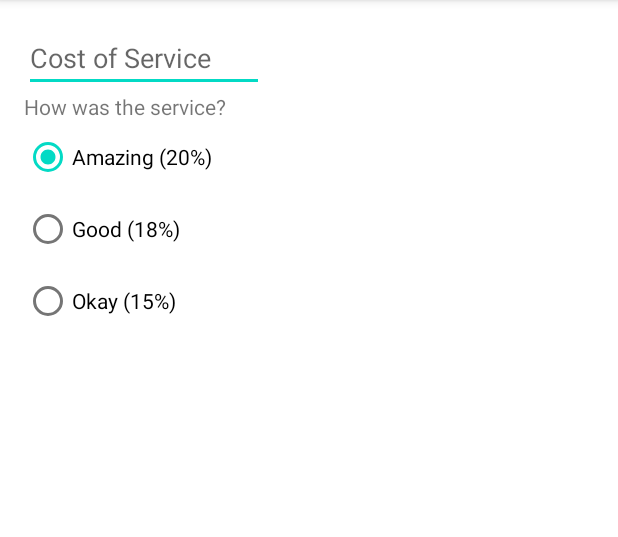
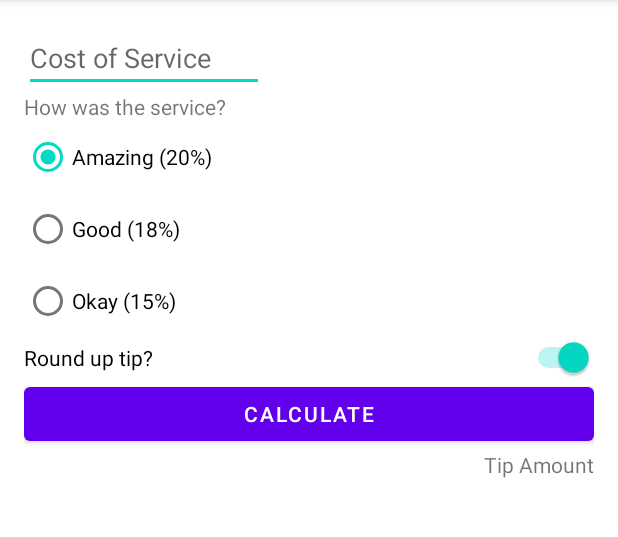
Before and after one commit to Fl0riaS/SM_Jakub_Znyk, an Android app: the screen it shows after launch (MainActivity), on a phone screen of 412 x 824 dp, the part 84-621 px from its top. Run offline under Robolectric (Android 15) with nearby library versions, the phone set to English and light mode, and no system bars.

Commit message:
lab06: Complete the rest of the layout

```diff
--- a/src/lab05/TipTime/app/src/main/res/layout/activity_main.xml
+++ b/src/lab05/TipTime/app/src/main/res/layout/activity_main.xml
@@ -25,6 +25,7 @@
         app:layout_constraintTop_toBottomOf="@id/cost_of_service" />
 
     <RadioGroup
+        android:id="@+id/tip_options"
         android:layout_width="wrap_content"
         android:layout_height="wrap_content"
         app:layout_constraintStart_toStartOf="parent"
@@ -49,7 +50,35 @@
             android:layout_height="wrap_content"
             android:text="Okay (15%)" />
 
-
     </RadioGroup>
 
+    <Switch
+        android:id="@+id/round_up_switch"
+        android:layout_width="0dp"
+        android:layout_height="wrap_content"
+        android:text="Round up tip?"
+        app:layout_constraintEnd_toEndOf="parent"
+        app:layout_constraintStart_toStartOf="@id/tip_options"
+        app:layout_constraintTop_toBottomOf="@id/tip_options"
+        android:checked="true" />
+
+    <Button
+        android:layout_width="0dp"
+        android:layout_height="wrap_content"
+        android:id="@+id/calculate_button"
+        android:text="Calculate"
+        app:layout_constraintTop_toBottomOf="@id/round_up_switch"
+        app:layout_constraintStart_toStartOf="parent"
+        app:layout_constraintEnd_toEndOf="parent" />
+
+    <TextView
+        android:id="@+id/tip_result"
+        android:layout_width="wrap_content"
+        android:layout_height="wrap_content"
+        app:layout_constraintEnd_toEndOf="parent"
+        app:layout_constraintTop_toBottomOf="@id/calculate_button"
+        android:text="Tip Amount" />
+
+
+
 </androidx.constraintlayout.widget.ConstraintLayout>
```
